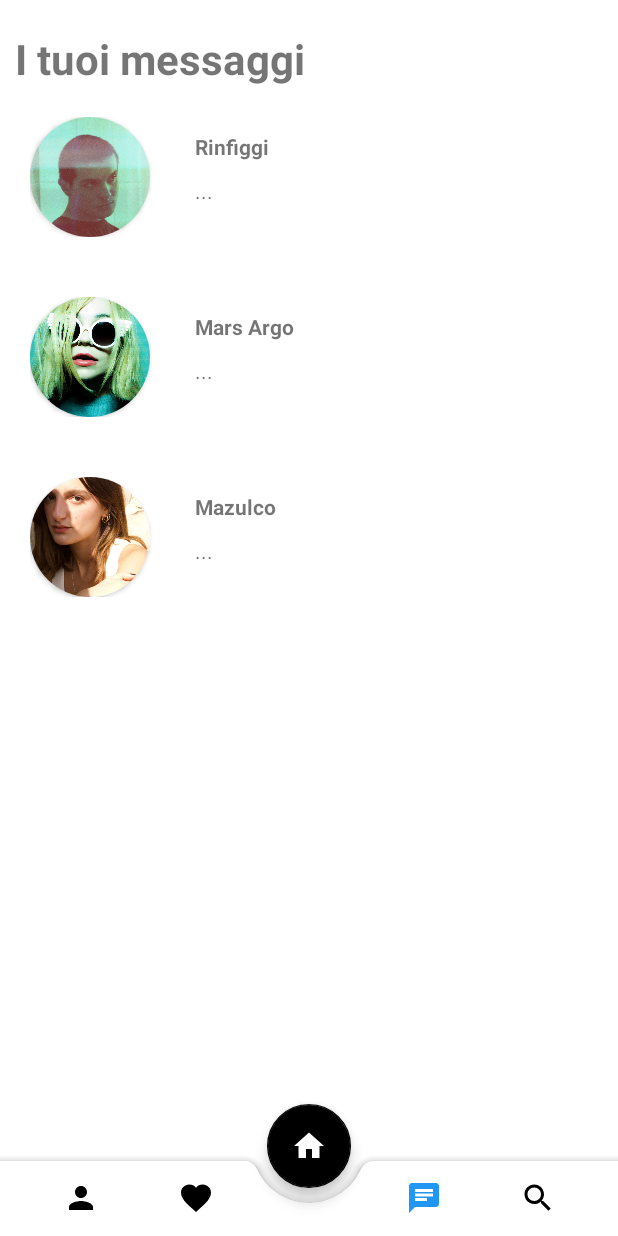
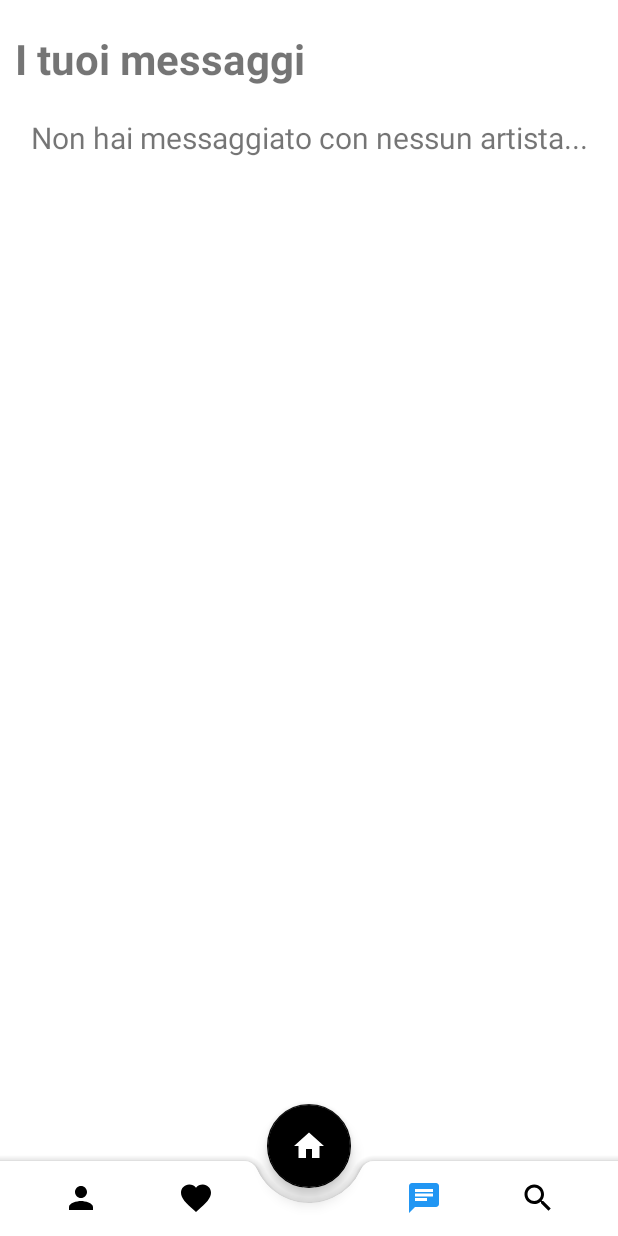
Before and after one commit to alessandrofloris/ProgettoIum, an Android app: the Chat screen opened directly, with no data from a screen before it, on a phone screen of 412 x 824 dp. Run offline under Robolectric (Android 15) with nearby library versions, the phone set to English and light mode, and no system bars.

Commit message:
RecyclerView Activity Chat

```diff
--- a/app/src/main/java/com/example/progetto/Artist.java
+++ b/app/src/main/java/com/example/progetto/Artist.java
@@ -18,6 +18,7 @@ public class Artist implements Serializable {
     private Genres[] generi;
     private String shortDesc;
     private boolean liked;
+    private boolean texted;
     private ArrayList<Video> videos;
     private ArrayList<Photo> photos;
     private ArrayList<Audio> audios;
@@ -35,6 +36,7 @@ public class Artist implements Serializable {
         this.generi = generi;
         this.shortDesc = "Ciao, sono "+ getNome() +" vengo da " + getCittaResidenza() + " e faccio " + getGeneri()[0].getDesc() + ", dai un'occhiata alla mia musica!";
         this.liked = false;
+        this.texted = false;
         this.videos = videos;
         this.photos = photos;
         this.audios = audios;
@@ -51,6 +53,7 @@ public class Artist implements Serializable {
         this.regioneResidenza = regioneResidenza;
         this.generi = generi;
         this.liked = false;
+        this.texted = false;
         this.shortDesc = "Ciao, sono "+ getNome() +" vengo da " + getCittaResidenza() + " e faccio " + getGeneri()[0].getDesc() + ", dai un'occhiata alla mia musica!";
         this.videos = videos;
         this.photos = photos;
@@ -68,6 +71,7 @@ public class Artist implements Serializable {
         this.generi = generi;
         this.shortDesc = "Ciao, sono "+ getNome() +" vengo da " + getCittaResidenza() + " e faccio " + getGeneri()[0].getDesc() + ", dai un'occhiata alla mia musica!";
         this.liked = false;
+        this.texted = false;
         this.videos = videos;
     }
 
@@ -83,6 +87,7 @@ public class Artist implements Serializable {
         this.generi = generi;
         this.shortDesc = "Ciao, sono "+ getNome() +" vengo da " + getCittaResidenza() + " e faccio " + getGeneri()[0].getDesc() +", dai un'occhiata alla mia musica!";
         this.liked=false;
+        this.texted = false;
     }
 
 
@@ -97,6 +102,7 @@ public class Artist implements Serializable {
         this.setGeneri(Genres.NONE);
         this.setShortDesc("");
         this.setLiked(false);
+        this.setTexted(false);
     }
 
 
@@ -112,6 +118,7 @@ public class Artist implements Serializable {
         this.setGeneri(Genres.NONE);
         this.setShortDesc("");
         this.setLiked(false);
+        this.setTexted(false);
     }
 
     public Artist(String nome, String cognome, String nomeDarte, Integer imageID, Locations regioneResidenza) {
@@ -124,6 +131,7 @@ public class Artist implements Serializable {
         this.setCittaResidenza("");
         this.setGeneri(Genres.NONE);
         this.liked =false;
+        this.texted = false;
     }
 
 
@@ -141,6 +149,7 @@ public class Artist implements Serializable {
         this.setGeneri(Genres.NONE);
         this.setShortDesc("");
         this.setLiked(false);
+        this.setTexted(false);
         this.setVideos(new ArrayList<>());
         this.setPhotos(new ArrayList<>());
         this.setAudios(new ArrayList<>());
@@ -256,4 +265,12 @@ public class Artist implements Serializable {
     public void setLiked(boolean liked) {
         this.liked = liked;
     }
+
+    public boolean isTexted() {
+        return texted;
+    }
+
+    public void setTexted(boolean texted) {this.texted = texted;}
+
+
 }
--- a/app/src/main/java/com/example/progetto/ArtistProfile.java
+++ b/app/src/main/java/com/example/progetto/ArtistProfile.java
@@ -16,6 +16,7 @@ import android.graphics.Color;
 import android.graphics.drawable.ColorDrawable;
 import android.os.Bundle;
 
+import android.util.Log;
 import android.view.View;
 import android.widget.Button;
 import android.widget.ImageView;
@@ -105,6 +106,8 @@ public class ArtistProfile extends AppCompatActivity {
         messageButton.setOnClickListener(new View.OnClickListener() {
             @Override
             public void onClick(View view) {
+                Integer artistIndex = (Integer) artist.getIdArtist();
+                ArtistService.getInstance().getAllArtist().get(artistIndex).setTexted(true);
                 Intent privateChat = new Intent(getApplicationContext(), PrivateChat.class);
                 privateChat.putExtra(ARTIST_EXTRA, getCurrentArtist());
                 startActivity(privateChat);
--- a/app/src/main/java/com/example/progetto/ArtistService.java
+++ b/app/src/main/java/com/example/progetto/ArtistService.java
@@ -126,6 +126,20 @@ public class ArtistService {
 
         return resultArtists;
     }
+
+    public List<Artist> getTextedArtists() {
+        List<Artist> allArtists = ArtistRepository.getInstance().getAllArtists();
+        List<Artist> resultArtists = new ArrayList<>();
+        for(Artist artist : allArtists) {
+            if(artist.isTexted()) {
+                resultArtists.add(artist);
+            }
+        }
+
+        return resultArtists;
+    }
+
+
     public List<Artist> getPopularArtists() {
         List<Artist> resultArtists = new ArrayList<>();
         //Per adesso prendo i primi 6 artisti, poi ci pensiamo
--- a/app/src/main/java/com/example/progetto/Chat.java
+++ b/app/src/main/java/com/example/progetto/Chat.java
@@ -6,20 +6,27 @@ import android.graphics.Color;
 import android.os.Bundle;
 import android.view.MenuItem;
 import android.view.View;
-import android.widget.ImageView;
-import android.widget.LinearLayout;
 import android.widget.TextView;
 
 import androidx.annotation.NonNull;
 import androidx.appcompat.app.AppCompatActivity;
+import androidx.recyclerview.widget.LinearLayoutManager;
+import androidx.recyclerview.widget.RecyclerView;
 
 import com.google.android.material.bottomnavigation.BottomNavigationView;
 import com.google.android.material.floatingactionbutton.FloatingActionButton;
+import com.google.android.material.snackbar.Snackbar;
+
+import java.util.ArrayList;
+import java.util.List;
 
 public class Chat extends AppCompatActivity {
 
     public static final String ARTIST_EXTRA ="com.example.progetto.Artist";
     Artist clickedArtist;
+    List<Artist> textedArtists;
+    ChatAdapter chatAdapter;
+    RecyclerView chatRecyclerView;
 
     @Override
     protected void onCreate(Bundle savedInstanceState) {
@@ -27,57 +34,20 @@ public class Chat extends AppCompatActivity {
         setContentView(R.layout.activity_chat);
 
 
-        TextView[] textViewsNames = new TextView[3];
-        textViewsNames[0] =(TextView) findViewById(R.id.artist_name1);
-        textViewsNames[1] =(TextView) findViewById(R.id.artist_name2);
-        textViewsNames[2] =(TextView) findViewById(R.id.artist_name3);;
 
-        ImageView[] imageViewsProfile = new ImageView[3];
-        imageViewsProfile[0] = (ImageView) findViewById(R.id.profileView1);
-        imageViewsProfile[1] = (ImageView) findViewById(R.id.profileView2);
-        imageViewsProfile[2] = (ImageView) findViewById(R.id.profileView3);
+        textedArtists = new ArrayList<>();
+        textedArtists = ArtistService.getInstance().getTextedArtists();
 
-        for(int i=0; i<=2;i++) {
-            Artist tmpArtist =ArtistService.getInstance().getById(i);
-            textViewsNames[i].setText(tmpArtist.getNomeDarte());
-            imageViewsProfile[i].setImageResource(tmpArtist.getImgID());
+        if(textedArtists.size()>0) {
+            TextView errorMessage = findViewById(R.id.notTextedYet);
+            errorMessage.setVisibility(View.GONE);
         }
 
+        chatRecyclerView = findViewById(R.id.chat_recycler);
+        chatAdapter = new ChatAdapter(this, textedArtists);
+        chatRecyclerView.setAdapter(chatAdapter);
+        chatRecyclerView.setLayoutManager(new LinearLayoutManager(this));
 
-
-
-        LinearLayout linearLayoutButton1 = findViewById(R.id.profileButton1);
-        linearLayoutButton1.setOnClickListener(new View.OnClickListener() {
-            @Override
-            public void onClick(View view) {
-                clickedArtist = ArtistRepository.getInstance().artistList.get(0);
-                Intent privateChat = new Intent(getApplicationContext(), PrivateChat.class);
-                privateChat.putExtra(ARTIST_EXTRA, ArtistRepository.getInstance().artistList.get(0));
-                startActivity(privateChat);
-            }
-        });
-
-        LinearLayout linearLayoutButton2 = findViewById(R.id.profileButton2);
-        linearLayoutButton2.setOnClickListener(new View.OnClickListener() {
-            @Override
-            public void onClick(View view) {
-                clickedArtist = ArtistRepository.getInstance().artistList.get(1);
-                Intent privateChat = new Intent(getApplicationContext(), PrivateChat.class);
-                privateChat.putExtra(ARTIST_EXTRA, ArtistRepository.getInstance().artistList.get(1));
-                startActivity(privateChat);
-            }
-        });
-
-        LinearLayout linearLayoutButton3 = findViewById(R.id.profileButton3);
-        linearLayoutButton3.setOnClickListener(new View.OnClickListener() {
-            @Override
-            public void onClick(View view) {
-                clickedArtist = ArtistRepository.getInstance().artistList.get(2);
-                Intent privateChat = new Intent(getApplicationContext(), PrivateChat.class);
-                privateChat.putExtra(ARTIST_EXTRA, ArtistRepository.getInstance().artistList.get(2));
-                startActivity(privateChat);
-            }
-        });
 
 
 
@@ -132,4 +102,12 @@ public class Chat extends AppCompatActivity {
         ColorStateList stateList = builder.build();
         return stateList;
     }
+
+
+    public void openArtistProfile(Artist artist) {
+        Intent artistProfile = new Intent(getApplicationContext(), ArtistProfile.class);
+        artistProfile.putExtra(ARTIST_EXTRA, artist);
+        startActivity(artistProfile);
+    }
+
 }
--- /dev/null
+++ b/app/src/main/java/com/example/progetto/ChatAdapter.java
@@ -0,0 +1,92 @@
+package com.example.progetto;
+
+import android.content.Context;
+import android.content.Intent;
+import android.view.LayoutInflater;
+import android.view.View;
+import android.view.ViewGroup;
+import android.widget.ImageView;
+import android.widget.LinearLayout;
+import android.widget.TextView;
+
+import androidx.annotation.NonNull;
+import androidx.recyclerview.widget.RecyclerView;
+
+import java.util.List;
+
+public class ChatAdapter  extends RecyclerView.Adapter<ChatAdapter.ChatHolder> {
+    ImageView artistPic;
+    TextView artistName;
+    LinearLayout artistLayout;
+    public static final String ARTIST_EXTRA ="com.example.progetto.Artist";
+
+    private Context context;
+    List<Artist> artists;
+
+    public ChatAdapter(Context context, List<Artist> artists) {
+        this.context = context;
+        this.artists = artists;
+    }
+
+    @NonNull
+    @Override
+    public ChatHolder onCreateViewHolder(@NonNull ViewGroup parent, int viewType) {
+        View v = LayoutInflater.from(parent.getContext()).inflate(R.layout.chat_row,parent,false);
+        return new ChatHolder(v);
+    }
+
+
+    @Override
+    public void onBindViewHolder(@NonNull ChatAdapter.ChatHolder holder, final int pos) {
+        holder.getArtistName().setText(artists.get(pos).getNomeDarte());
+        holder.getArtistPic().setImageResource(artists.get(pos).getImgID());
+        holder.artistID = artists.get(pos).getIdArtist();
+        holder.getArtistLayout().setOnClickListener(new View.OnClickListener() {
+            @Override
+            public void onClick(View view) {
+                Intent intent = new Intent(context, PrivateChat.class);
+                intent.putExtra(ARTIST_EXTRA, ArtistRepository.getInstance().artistList.get(holder.artistID));
+                context.startActivity(intent);
+            }
+        });
+
+    }
+
+    @Override
+    public int getItemCount() {
+        return artists.size();
+    }
+
+
+    public class ChatHolder extends RecyclerView.ViewHolder {
+        Integer artistID;
+        ChatAdapter adapter;
+
+        public ChatHolder(@NonNull View itemView) {
+            super(itemView);
+            artistPic = itemView.findViewById(R.id.artist_image);
+            artistName = itemView.findViewById(R.id.artist_name);
+            artistLayout = itemView.findViewById(R.id.artist_layout);
+        }
+        public ChatHolder linkAdapter(ChatAdapter adapter) {
+            this.adapter = adapter;
+            return this;
+        }
+
+        public LinearLayout getArtistLayout() {return artistLayout;}
+
+        public ImageView getArtistPic() {
+            return artistPic;
+        }
+
+        public TextView getArtistName() {
+            return artistName;
+        }
+
+        public Integer getArtistID() {
+            return artistID;
+        }
+
+    }
+
+}
--- a/app/src/main/java/com/example/progetto/Favorites.java
+++ b/app/src/main/java/com/example/progetto/Favorites.java
@@ -43,7 +43,7 @@ public class Favorites extends AppCompatActivity {
         likedArtists = ArtistService.getInstance().getLikedArtists();
 
         TextView nLikedArtists = findViewById(R.id.number_liked_artist);
-        messageNumberLikedArtists = "Artisti piaciuti: "+likedArtists.size();
+        messageNumberLikedArtists = "Artisti piaciuti: "+ likedArtists.size();
         nLikedArtists.setText(messageNumberLikedArtists);
 
         findViewById(R.id.sortBy).setOnClickListener(new View.OnClickListener() {
--- a/app/src/main/res/layout/activity_chat.xml
+++ b/app/src/main/res/layout/activity_chat.xml
@@ -26,162 +26,26 @@
                 android:text="I tuoi messaggi"
                 android:textStyle="bold"
                 android:textSize="28sp"
-                app:layout_constraintTop_toTopOf="parent"/>
-
-          <!-- ARTISTA 1 -->
-            <LinearLayout
-                android:id="@+id/profileButton1"
-                android:clickable="true"
-                android:focusable="true"
-                android:layout_width="match_parent"
-                android:layout_height="match_parent"
-                android:orientation="horizontal"
-                android:layout_margin="20dp">
-
-                <androidx.cardview.widget.CardView
-                    android:layout_width="80dp"
-                    android:layout_height="80dp"
-                    app:cardCornerRadius="250dp"
-                    android:layout_gravity="center">
-
-                    <ImageView
-                        android:layout_height="100dp"
-                        android:layout_width="100dp"
-                        android:id="@+id/profileView1"
-                        android:layout_gravity="center"
-                        android:scaleType="centerCrop"
-                        />
+                app:layout_constraintTop_toTopOf="parent"
+                android:layout_marginBottom="20dp"/>
 
 
-                </androidx.cardview.widget.CardView>
+            <TextView
+                android:id="@+id/notTextedYet"
+                android:layout_width="match_parent"
+                android:layout_height="wrap_content"
+                android:text="Non hai messaggiato con nessun artista..."
+                android:textSize="20dp"
+                android:gravity="center"
+                android:visibility="visible"/>
 
-                <LinearLayout
+                <androidx.recyclerview.widget.RecyclerView
+                    android:id="@+id/chat_recycler"
                     android:layout_width="match_parent"
                     android:layout_height="match_parent"
-                    android:orientation="vertical">
-                <TextView
-                    android:id="@+id/artist_name1"
-                    android:layout_width="match_parent"
-                    android:layout_height="wrap_content"
-                    android:textStyle="bold"
-                    android:layout_marginLeft="30dp"
-                    android:layout_marginTop="10dp"/>
-
-                    <TextView
-                        android:id="@+id/artist_chat1"
-                        android:layout_width="match_parent"
-                        android:layout_height="wrap_content"
-                        android:text="..."
-                        android:layout_marginTop="10dp"
-                        android:layout_marginLeft="30dp" />
-
-                </LinearLayout>
-            </LinearLayout>
+                    app:layout_constraintBottom_toTopOf="@id/bottom_menu"/>
 
 
-
-            <!-- ARTISTA 2 -->
-
-            <LinearLayout
-                android:id="@+id/profileButton2"
-                android:clickable="true"
-                android:focusable="true"
-                android:layout_width="match_parent"
-                android:layout_height="match_parent"
-                android:orientation="horizontal"
-                android:layout_margin="20dp">
-
-                <androidx.cardview.widget.CardView
-                    android:layout_width="80dp"
-                    android:layout_height="80dp"
-                    app:cardCornerRadius="250dp"
-                    android:layout_gravity="center">
-
-                    <ImageView
-                        android:layout_height="100dp"
-                        android:layout_width="100dp"
-                        android:id="@+id/profileView2"
-                        android:layout_gravity="center"
-                        android:scaleType="centerCrop"
-                        />
-
-
-                </androidx.cardview.widget.CardView>
-
-                <LinearLayout
-                    android:layout_width="match_parent"
-                    android:layout_height="match_parent"
-                    android:orientation="vertical">
-                    <TextView
-                        android:id="@+id/artist_name2"
-                        android:layout_width="match_parent"
-                        android:layout_height="wrap_content"
-                        android:textStyle="bold"
-                        android:layout_marginLeft="30dp"
-                        android:layout_marginTop="10dp"/>
-
-                    <TextView
-                        android:id="@+id/artist_chat2"
-                        android:layout_width="match_parent"
-                        android:layout_height="wrap_content"
-                        android:text="..."
-                        android:layout_marginTop="10dp"
-                        android:layout_marginLeft="30dp" />
-
-                </LinearLayout>
-            </LinearLayout>
-
-
-            <!-- ARTISTA 3 -->
-
-            <LinearLayout
-                android:id="@+id/profileButton3"
-                android:clickable="true"
-                android:focusable="true"
-                android:layout_width="match_parent"
-                android:layout_height="match_parent"
-                android:orientation="horizontal"
-                android:layout_margin="20dp">
-
-                <androidx.cardview.widget.CardView
-                    android:layout_width="80dp"
-                    android:layout_height="80dp"
-                    app:cardCornerRadius="250dp"
-                    android:layout_gravity="center">
-
-                    <ImageView
-                        android:layout_height="100dp"
-                        android:layout_width="100dp"
-                        android:id="@+id/profileView3"
-                        android:layout_gravity="center"
-                        android:scaleType="centerCrop"
-                        />
-
-
-                </androidx.cardview.widget.CardView>
-
-                <LinearLayout
-                    android:layout_width="match_parent"
-                    android:layout_height="match_parent"
-                    android:orientation="vertical">
-                    <TextView
-                        android:id="@+id/artist_name3"
-                        android:layout_width="match_parent"
-                        android:layout_height="wrap_content"
-                        android:textStyle="bold"
-                        android:layout_marginLeft="30dp"
-                        android:layout_marginTop="10dp"/>
-
-                    <TextView
-                        android:id="@+id/artist_chat3"
-                        android:layout_width="match_parent"
-                        android:layout_height="wrap_content"
-                        android:text="..."
-                        android:layout_marginTop="10dp"
-                        android:layout_marginLeft="30dp" />
-
-                </LinearLayout>
-            </LinearLayout>
         </LinearLayout>
 
     </ScrollView>
```
Also changed, not shown: app/src/main/res/layout/chat_row.xml (added, +65 -0 lines).
